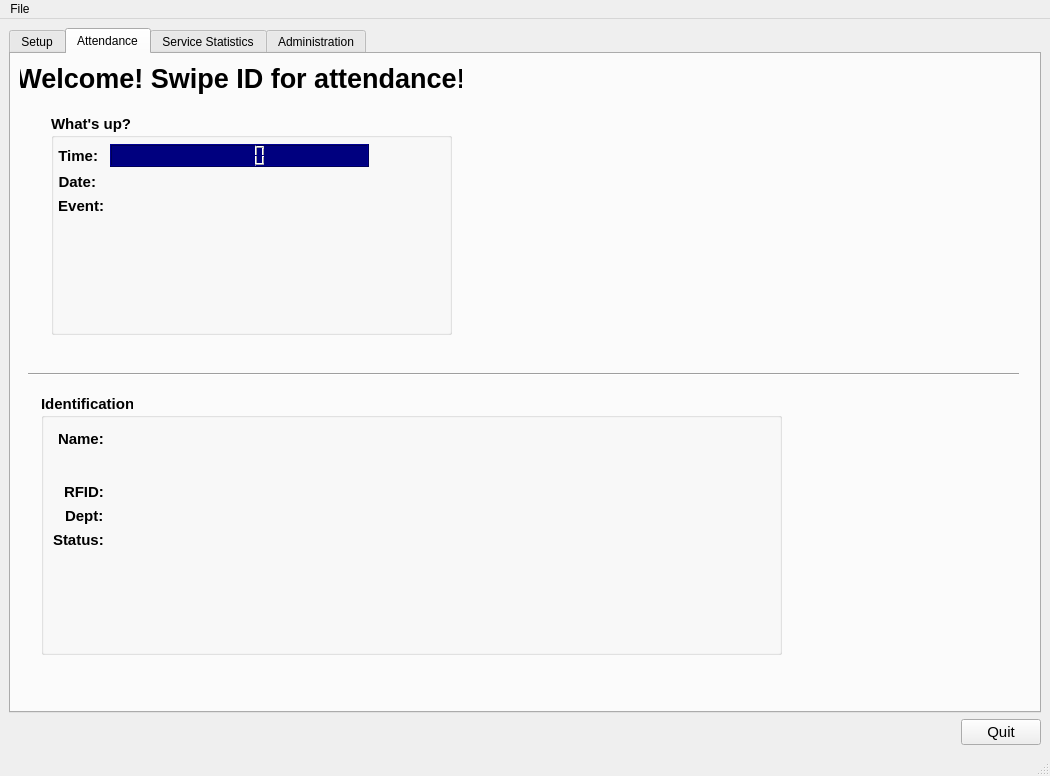
Before: the Qt Designer form tabbed.ui in dnth/AttTracker-pyside, drawn with Qt 5.
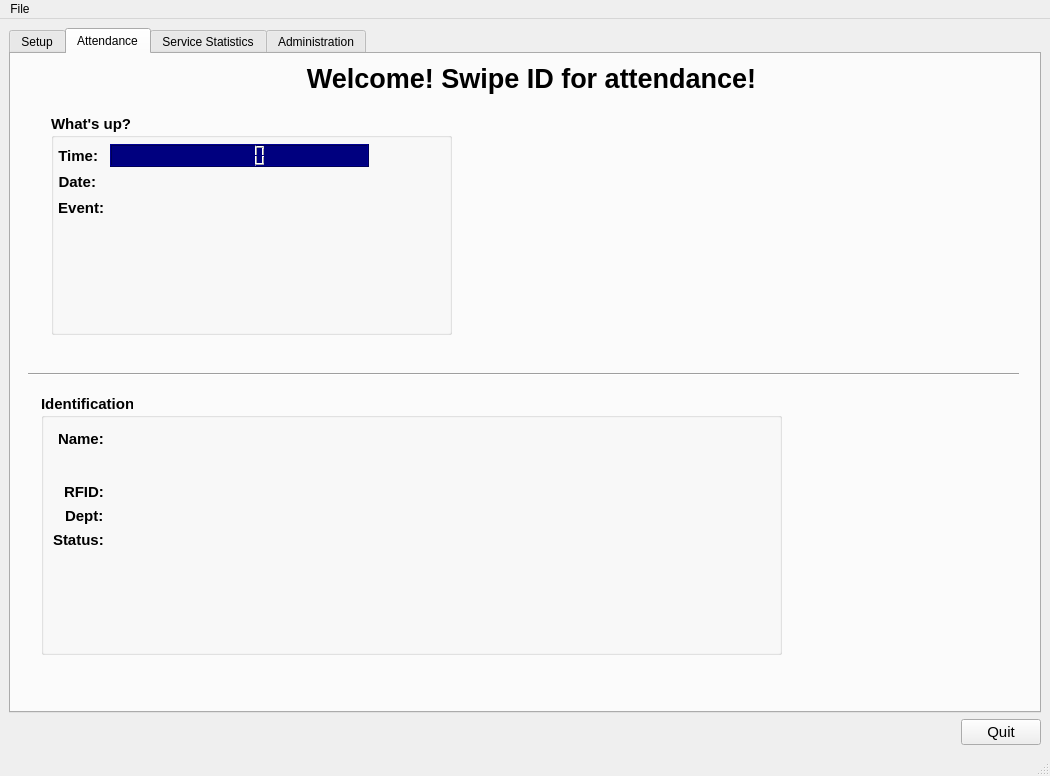
After: the same form once the commit is applied. The open tabs and pages were chosen to show the change. Icons and pictures are not drawn. Custom widgets are drawn as their Qt base class.

The edit to the form file:
```diff
--- a/tabbed.ui
+++ b/tabbed.ui
@@ -57,6 +57,12 @@
       <property name="currentIndex">
        <number>0</number>
       </property>
+      <property name="iconSize">
+       <size>
+        <width>25</width>
+        <height>25</height>
+       </size>
+      </property>
       <widget class="QWidget" name="tab_setup">
        <attribute name="title">
         <string>Setup</string>
@@ -195,9 +201,9 @@
        <widget class="QLabel" name="label_4">
         <property name="geometry">
          <rect>
-          <x>9</x>
+          <x>20</x>
           <y>9</y>
-          <width>442</width>
+          <width>1001</width>
           <height>31</height>
          </rect>
         </property>
@@ -370,7 +376,7 @@
                </property>
                <property name="font">
                 <font>
-                 <pointsize>11</pointsize>
+                 <pointsize>14</pointsize>
                  <weight>50</weight>
                  <bold>false</bold>
                 </font>
```
Left out of the diff: 18 changed lines with no effect on the pictures.
